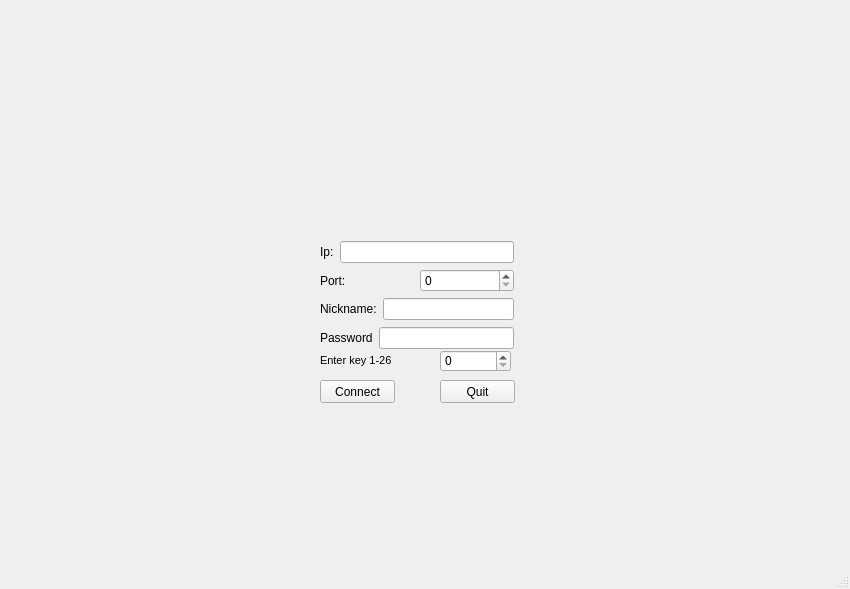
Above: Chat/chat.ui from exet18/LocalChat before the change. Below: the same form after it.
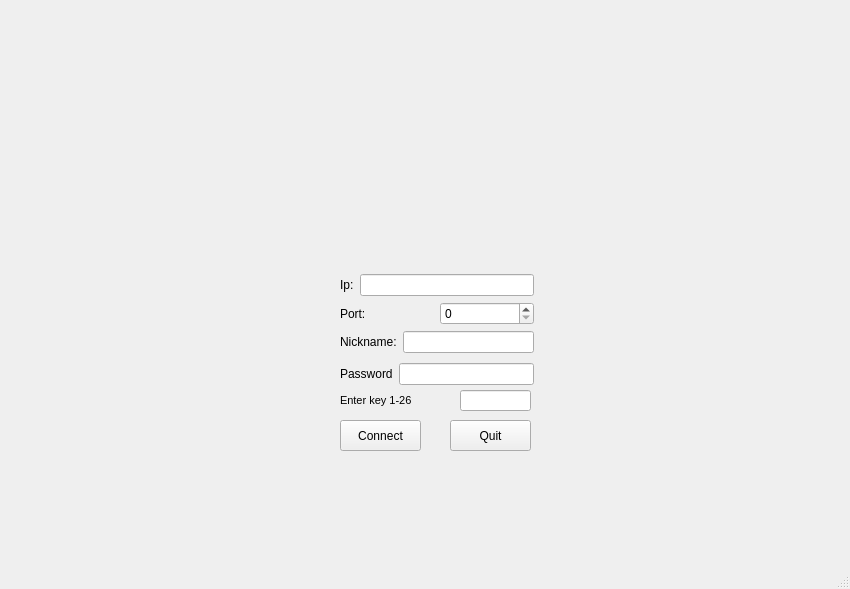
That is the form after the change. Icons and pictures are not drawn.

Commit message: added final result Chat

```diff
--- a/Chat/chat.ui
+++ b/Chat/chat.ui
@@ -13,12 +13,15 @@
   <property name="windowTitle">
    <string>Chat</string>
   </property>
+  <property name="styleSheet">
+   <string notr="true"/>
+  </property>
   <widget class="QWidget" name="centralwidget">
    <widget class="QStackedWidget" name="stackedWidget">
     <property name="geometry">
      <rect>
-      <x>110</x>
-      <y>90</y>
+      <x>130</x>
+      <y>120</y>
       <width>631</width>
       <height>351</height>
      </rect>
@@ -31,11 +34,22 @@
       <property name="geometry">
        <rect>
         <x>210</x>
-        <y>290</y>
-        <width>75</width>
-        <height>23</height>
+        <y>300</y>
+        <width>81</width>
+        <height>31</height>
        </rect>
       </property>
+      <property name="styleSheet">
+       <string notr="true">QPushButton:hover 
+{
+background-color: rgb(114,255,10);
+}
+
+QPushButton:pressed 
+{
+background-color: rgb(12,255,10);
+}</string>
+      </property>
       <property name="text">
        <string>Connect</string>
       </property>
@@ -46,7 +60,7 @@
         <x>210</x>
         <y>150</y>
         <width>194</width>
-        <height>110</height>
+        <height>119</height>
        </rect>
       </property>
       <layout class="QVBoxLayout" name="verticalLayout_2">
@@ -56,6 +70,9 @@
           <layout class="QHBoxLayout" name="horizontalLayout">
            <item>
             <widget class="QLabel" name="label">
+             <property name="styleSheet">
+              <string notr="true"/>
+             </property>
              <property name="text">
               <string>Ip:</string>
              </property>
@@ -112,11 +129,24 @@
        </item>
       </layout>
      </widget>
+     <widget class="QLineEdit" name="key_input">
+      <property name="geometry">
+       <rect>
+        <x>330</x>
+        <y>270</y>
+        <width>71</width>
+        <height>21</height>
+       </rect>
+      </property>
+      <property name="maxLength">
+       <number>2</number>
+      </property>
+     </widget>
      <widget class="QLabel" name="label_4">
       <property name="geometry">
        <rect>
         <x>210</x>
-        <y>260</y>
+        <y>270</y>
         <width>71</width>
         <height>21</height>
        </rect>
@@ -133,24 +163,57 @@
      <widget class="QPushButton" name="Quit">
       <property name="geometry">
        <rect>
-        <x>330</x>
-        <y>290</y>
-        <width>75</width>
-        <height>23</height>
+        <x>320</x>
+        <y>300</y>
+        <width>81</width>
+        <height>31</height>
        </rect>
       </property>
+      <property name="styleSheet">
+       <string notr="true">QPushButton:hover 
+{
+background-color: rgb(255,49,12);
+}
+
+QPushButton:pressed 
+{
+background-color: rgb(255,9,12);
+}</string>
+      </property>
       <property name="text">
        <string>Quit</string>
       </property>
      </widget>
-     <widget class="QSpinBox" name="key_input">
+     <widget class="QLabel" name="label_5">
       <property name="geometry">
        <rect>
-        <x>330</x>
-        <y>260</y>
-        <width>71</width>
-        <height>22</height>
+        <x>290</x>
+        <y>270</y>
+        <width>21</width>
+        <height>21</height>
        </rect>
+      </property>
+      <property name="text">
+       <string/>
+      </property>
+      <property name="pixmap">
+       <pixmap>../../../Dowload/w514h5121380476868key.png</pixmap>
+      </property>
+     </widget>
+     <widget class="QLabel" name="label_6">
+      <property name="geometry">
+       <rect>
+        <x>60</x>
+        <y>20</y>
+        <width>451</width>
+        <height>151</height>
+       </rect>
+      </property>
+      <property name="text">
+       <string/>
+      </property>
+      <property name="pixmap">
+       <pixmap>../../../Dowload/—Pngtree—oval comics with speech bubbles_4492754 (1) (2).png</pixmap>
       </property>
      </widget>
     </widget>
```
Left out of the diff: 36 changed lines with no effect on the pictures. The commit also changes 8 other files.
